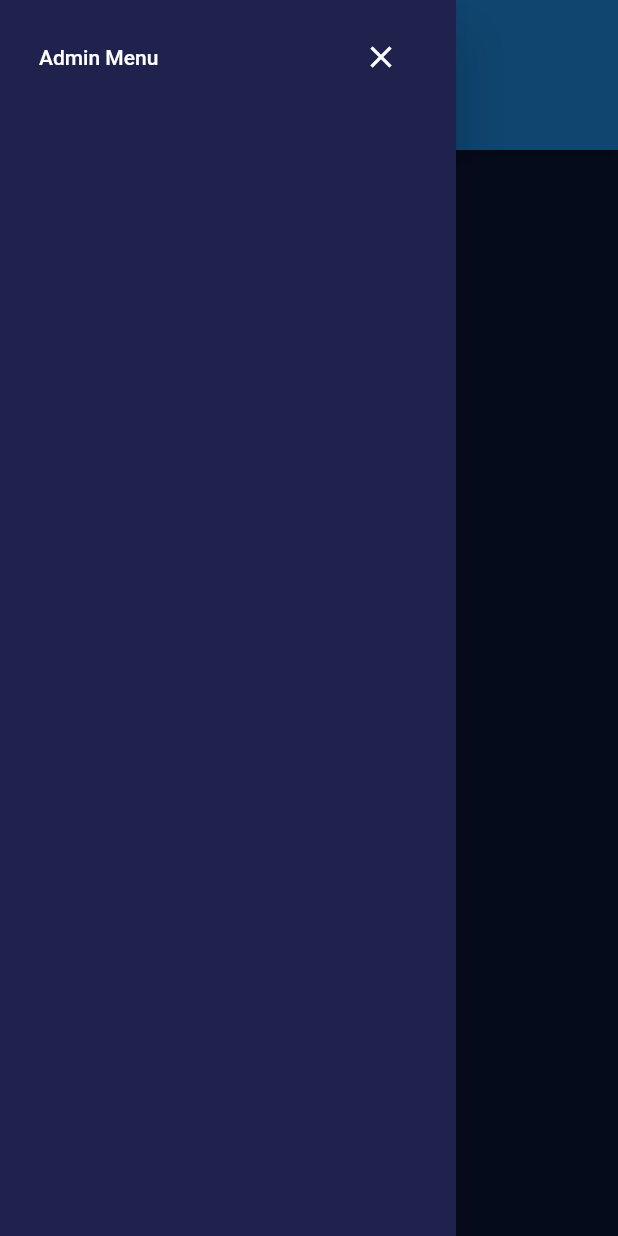
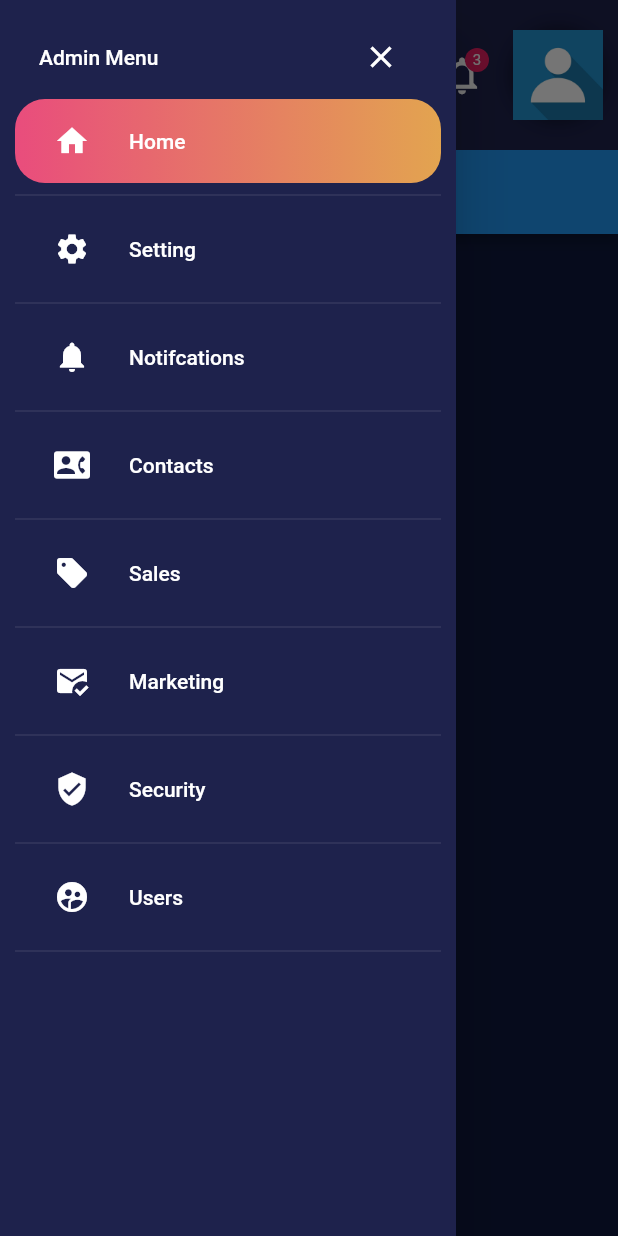
Before and after one commit to smilez8324/UI-Panel, a Flutter app: the screen it shows after launch, with the side drawer open, on a phone screen of 412 x 824 dp. Run offline on Flutter 3.47's test engine with Material 2 defaults, Android fonts, the phone set to English and light mode, and no system bars; missing offline and left inert: dart:html.

Commit message:
More than half way through the tutorial

```diff
--- /dev/null
+++ b/lib/app_bar/app_bar_widget.dart
@@ -0,0 +1,180 @@
+import 'package:flutter/material.dart';
+import 'package:uipanel/constants.dart';
+import '../responsive_layout.dart';
+
+List<String> _buttonNames = ["Overview", "Revenue", "Sales", "Control"];
+int _currentSelectedButton = 0;
+
+class AppBarWidget extends StatefulWidget {
+  @override
+  _AppBarWidgetState createState() => _AppBarWidgetState();
+}
+
+class _AppBarWidgetState extends State<AppBarWidget> {
+  @override
+  Widget build(BuildContext context) {
+    return Container(
+      color: Constants.purpleLight,
+      child: Row(
+        children: [
+          if (ResponsiveLayout.isComputer(context))
+            Container(
+              margin: EdgeInsets.all(Constants.kPadding),
+              height: double.infinity,
+              decoration: BoxDecoration(
+                boxShadow: [
+                  BoxShadow(
+                    color: Colors.black45,
+                    offset: Offset(0, 0),
+                    spreadRadius: 1,
+                    blurRadius: 10,
+                  ),
+                ],
+                shape: BoxShape.circle,
+              ),
+              child: CircleAvatar(
+                backgroundColor: Colors.pink,
+                radius: 30,
+                child: Image.asset("images/HappyMielBox.png"),
+                //Add the image to the pubspec.yaml
+              ),
+            )
+          else
+            IconButton(
+              onPressed: () {
+                Scaffold.of(context).openDrawer();
+              },
+              iconSize: 30,
+              color: Colors.white,
+              icon: Icon(Icons.menu),
+            ),
+          SizedBox(
+            width: Constants.kPadding,
+          ),
+          Spacer(),
+          if (ResponsiveLayout.isComputer(context))
+            ...List.generate(
+              _buttonNames.length,
+              (index) => TextButton(
+                onPressed: () {
+                  setState(() {
+                    _currentSelectedButton = index;
+                  });
+                },
+                child: Padding(
+                  padding: EdgeInsets.all(Constants.kPadding * 2),
+                  child: Column(
+                    mainAxisAlignment: MainAxisAlignment.center,
+                    crossAxisAlignment: CrossAxisAlignment.center,
+                    children: [
+                      Text(
+                        _buttonNames[index],
+                        style: TextStyle(
+                          color: _currentSelectedButton == index
+                              ? Colors.white
+                              : Colors.white70,
+                        ),
+                      ),
+                      Container(
+                        margin: EdgeInsets.all(Constants.kPadding / 2),
+                        width: 60,
+                        height: 2,
+                        decoration: BoxDecoration(
+                          gradient: _currentSelectedButton == index
+                              ? LinearGradient(
+                                  colors: [
+                                    Constants.redDark,
+                                    Constants.redLight,
+                                  ],
+                                )
+                              : null,
+                        ),
+                      ),
+                    ],
+                  ),
+                ),
+              ),
+            )
+          else
+            Padding(
+              padding: const EdgeInsets.all(Constants.kPadding * 2),
+              child: Column(
+                mainAxisAlignment: MainAxisAlignment.center,
+                crossAxisAlignment: CrossAxisAlignment.center,
+                children: [
+                  Text(
+                    _buttonNames[_currentSelectedButton],
+                    style: TextStyle(color: Colors.white),
+                  ),
+                  Container(
+                    margin: EdgeInsets.all(Constants.kPadding / 2),
+                    width: 60,
+                    height: 2,
+                    decoration: BoxDecoration(
+                      gradient: LinearGradient(
+                        colors: [
+                          Constants.redDark,
+                          Constants.redLight,
+                        ],
+                      ),
+                    ),
+                  ),
+                ],
+              ),
+            ),
+          Spacer(),
+          IconButton(
+            color: Colors.white,
+            iconSize: 30,
+            onPressed: () {},
+            icon: Icon(Icons.search),
+          ),
+          Stack(
+            children: [
+              IconButton(
+                color: Colors.white,
+                iconSize: 30,
+                onPressed: () {},
+                icon: Icon(Icons.notifications_none_outlined),
+              ),
+              Positioned(
+                right: 6,
+                top: 6,
+                child: CircleAvatar(
+                  backgroundColor: Colors.pink,
+                  radius: 8,
+                  child: Text(
+                    "3",
+                    style: TextStyle(
+                      fontSize: 10,
+                      color: Colors.white,
+                    ),
+                  ),
+                ),
+              ),
+            ],
+          ),
+          if (!ResponsiveLayout.isPhone(context))
+            Container(
+                margin: EdgeInsets.all(Constants.kPadding),
+                height: double.infinity,
+                decoration: BoxDecoration(
+                  boxShadow: [
+                    BoxShadow(
+                        color: Colors.black45,
+                        offset: Offset(0, 0),
+                        spreadRadius: 1,
+                        blurRadius: 10),
+                  ],
+                  shape: BoxShape.circle,
+                ),
+                child: CircleAvatar(
+                  backgroundColor: Constants.orangeDark,
+                  radius: 30,
+                  child: Image.asset("images/profile.png"),
+                ))
+        ],
+      ),
+    );
+  }
+}
--- /dev/null
+++ b/lib/drawer/drawer_page.dart
@@ -0,0 +1,114 @@
+import 'package:flutter/material.dart';
+import 'package:uipanel/responsive_layout.dart';
+import 'package:uipanel/constants.dart';
+
+class DrawerPage extends StatefulWidget {
+  @override
+  _DrawerPageState createState() => _DrawerPageState();
+}
+
+class ButtonsInfo {
+  String title;
+  IconData icon;
+
+  ButtonsInfo({required this.title, required this.icon});
+}
+
+int _currentIndex = 0;
+
+List<ButtonsInfo> _buttonNames = [
+  ButtonsInfo(title: "Home", icon: Icons.home),
+  //adding more buttons
+  ButtonsInfo(title: "Setting", icon: Icons.settings),
+  ButtonsInfo(title: "Notifcations", icon: Icons.notifications),
+  ButtonsInfo(title: "Contacts", icon: Icons.contact_phone_rounded),
+  ButtonsInfo(title: "Sales", icon: Icons.sell),
+  ButtonsInfo(title: "Marketing", icon: Icons.mark_email_read),
+  ButtonsInfo(title: "Security", icon: Icons.verified_user),
+  ButtonsInfo(title: "Users", icon: Icons.supervised_user_circle_rounded),
+];
+
+class _DrawerPageState extends State<DrawerPage> {
+  @override
+  Widget build(BuildContext context) {
+    return Drawer(
+      child: SingleChildScrollView(
+        child: Padding(
+          padding: const EdgeInsets.all(Constants.kPadding),
+          child: Column(
+            children: [
+              ListTile(
+                title: Text(
+                  "Admin Menu",
+                  style: TextStyle(
+                    color: Colors.white,
+                  ),
+                ),
+                trailing: ResponsiveLayout.isComputer(context)
+                    ? null
+                    : IconButton(
+                        onPressed: () {
+                          Navigator.pop(context);
+                        },
+                        icon: Icon(
+                          Icons.close,
+                          color: Colors.white,
+                        ),
+                      ),
+              ),
+              //Create a list of widgets to add the ... to tell Flutter
+              //it is a list instead of creating another column
+              ...List.generate(
+                _buttonNames.length,
+                (index) => Column(
+                  children: [
+                    Container(
+                      decoration: index == _currentIndex
+                          ? BoxDecoration(
+                              borderRadius: BorderRadius.circular(20),
+                              gradient: LinearGradient(
+                                colors: [
+                                  Constants.redDark.withOpacity(.9),
+                                  Constants.orangeDark.withOpacity(.9),
+                                ],
+                              ),
+                            )
+                          : null,
+                      child: ListTile(
+                        title: Text(
+                          _buttonNames[index].title,
+                          style: TextStyle(
+                            color: Colors.white,
+                          ),
+                        ),
+                        leading: Padding(
+                          padding: const EdgeInsets.all(Constants.kPadding),
+                          child: Icon(
+                            _buttonNames[index].icon,
+                            color: Colors.white,
+                          ),
+                        ),
+                        onTap: () {
+                          setState(() {
+                            _currentIndex = index;
+                          });
+                        },
+                        shape: RoundedRectangleBorder(
+                          borderRadius: BorderRadius.circular(20),
+                        ),
+                      ),
+                    ),
+                    Divider(
+                      color: Colors.white,
+                      thickness: .1,
+                    )
+                  ],
+                ),
+              ),
+            ],
+          ),
+        ),
+      ),
+    );
+  }
+}
--- a/lib/drawer_page.dart
+++ /dev/null
@@ -1,77 +0,0 @@
-import 'package:flutter/material.dart';
-import 'package:uipanel/responsive_layout.dart';
-import 'package:uipanel/constants.dart';
-
-class DrawerPage extends StatefulWidget {
-  @override
-  _DrawerPageState createState() => _DrawerPageState();
-}
-
-class ButtonsInfo {
-  String title;
-  IconData icon;
-
-  ButtonsInfo({required this.title, required this.icon});
-}
-
-int _currentIndex = 0;
-
-List<ButtonsInfo> _buttonNames = [
-  ButtonsInfo(title: "Home", icon: Icons.home),
-];
-
-class _DrawerPageState extends State<DrawerPage> {
-  @override
-  Widget build(BuildContext context) {
-    return Drawer(
-      child: SingleChildScrollView(
-        child: Padding(
-          padding: const EdgeInsets.all(Constants.kPadding),
-          child: Column(
-            children: [
-              ListTile(
-                title: Text(
-                  "Admin Menu",
-                  style: TextStyle(
-                    color: Colors.white,
-                  ),
-                ),
-                trailing: ResponsiveLayout.isComputer(context)
-                    ? null
-                    : IconButton(
-                        onPressed: () {
-                          Navigator.pop(context);
-                        },
-                        icon: Icon(
-                          Icons.close,
-                          color: Colors.white,
-                        ),
-                      ),
-              ),
-              //Create a list of widgets to add the ... to tell Flutter
-              //it is a list instead of creating another column
-              ...List.generate(
-                _buttonNames.length,
-                (index) => Column(
-                  children: [
-                    Container(
-                      decoration: BoxDecoration(
-                        borderRadius: BorderRadius.circular(20),
-                        gradient: LinearGradient(
-                          colors: [
-                            Constants.redDark,
-                            Constants.orangeDark,
-                          ],
-                        ),
-                      ),
-                    )
-                  ],
-                ),
-              ),
-            ],
-          ),
-        ),
-      ),
-    );
-  }
-}
--- /dev/null
+++ b/lib/panel_center/panel_center_page.dart
@@ -0,0 +1,17 @@
+import 'package:flutter/material.dart';
+
+class PanelCenterPage extends StatefulWidget {
+  @override
+  _PanelLeftPageState createState() => _PanelLeftPageState();
+}
+
+class _PanelLeftPageState extends State<PanelCenterPage> {
+  @override
+  Widget build(BuildContext context) {
+    return Scaffold(
+      appBar: AppBar(
+        backgroundColor: Colors.blue,
+      ),
+    );
+  }
+}
--- a/lib/widget_tree.dart
+++ b/lib/widget_tree.dart
@@ -1,5 +1,9 @@
 import 'package:flutter/material.dart';
-import 'package:uipanel/drawer_page.dart';
+import 'package:uipanel/app_bar/app_bar_widget.dart';
+import 'package:uipanel/drawer/drawer_page.dart';
+import 'package:uipanel/panel_center/panel_center_page.dart';
+import 'package:uipanel/panel_left/panel_left_page.dart';
+import 'package:uipanel/panel_right/panel_right_page.dart';
 import 'package:uipanel/responsive_layout.dart';
 
 class WidgetTree extends StatefulWidget {
@@ -15,15 +19,37 @@ class _WidgetTreeState extends State<WidgetTree> {
         child: (ResponsiveLayout.isTinyLimit(context) ||
                 ResponsiveLayout.isTinyHeightLimit(context)
             ? Container()
-            : AppBar()),
+            : AppBarWidget()),
         preferredSize: Size(double.infinity, 100),
       ),
       body: ResponsiveLayout(
         tiny: Container(),
-        phone: Container(),
-        tablet: Container(),
-        largeTablet: Container(),
-        computer: Container(),
+        phone: PanelCenterPage(),
+        tablet: Row(
+          children: [
+            Expanded(
+              child: PanelLeftPage(),
+            ),
+            Expanded(
+              child: PanelCenterPage(),
+            ),
+          ],
+        ),
+        largeTablet: Row(
+          children: [
+            Expanded(child: PanelLeftPage()),
+            Expanded(child: PanelCenterPage()),
+            Expanded(child: PanelRightPage()),
+          ],
+        ),
+        computer: Row(
+          children: [
+            Expanded(child: DrawerPage()),
+            Expanded(child: PanelLeftPage()),
+            Expanded(child: PanelCenterPage()),
+            Expanded(child: PanelRightPage()),
+          ],
+        ),
       ),
       drawer: DrawerPage(),
     );
--- a/pubspec.yaml
+++ b/pubspec.yaml
@@ -45,9 +45,9 @@ flutter:
   uses-material-design: true
 
   # To add assets to your application, add an assets section, like this:
-  # assets:
-  #   - images/a_dot_burr.jpeg
-  #   - images/a_dot_ham.jpeg
+  assets:
+    - images/HappyMielBox.png
+    - images/profile.png
 
   # An image asset can refer to one or more resolution-specific "variants", see
   # https://flutter.dev/assets-and-images/#resolution-aware.
```
Also changed, not shown: lib/panel_left/panel_left_page.dart (added, +113 -0 lines), lib/panel_right/panel_right_page.dart (added, +17 -0 lines), images/HappyMielBox.png (added), images/profile.png (added).
